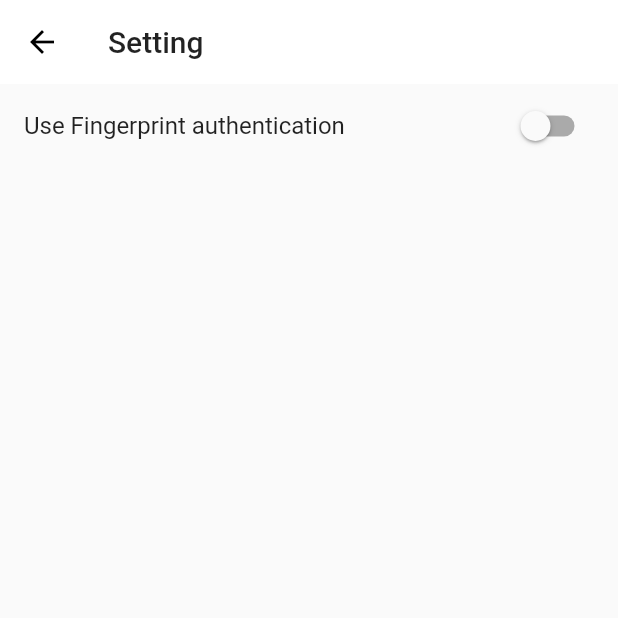
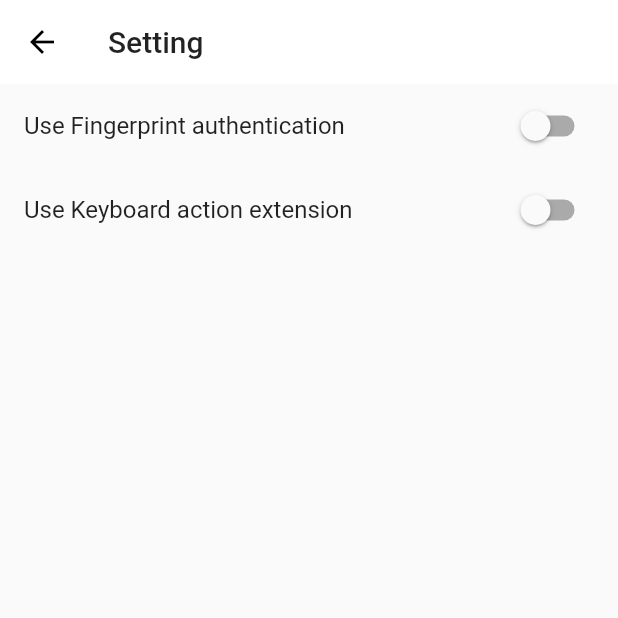
Before and after one commit to ChangJoo-Park/next_note, a Flutter app: the screen it shows after launch, after a tap on an icon or button, on a phone screen of 412 x 824 dp, the top half of it. Run offline on Flutter 3.47's test engine with Material 2 defaults, Android fonts, the phone set to English and light mode, and no system bars; our stand-ins replace auto_animated, date_format, double_back_to_close_app, equatable, flutter_markdown, font_awesome_flutter and 9 more; missing offline and left inert: dotenv, keyboard_visibility; accounts and stored records are empty; project files that could hold a hidden picture were left out.

Commit message:
Add keyboard action setting

```diff
--- a/lib/views/setting/setting_mobile.dart
+++ b/lib/views/setting/setting_mobile.dart
@@ -17,6 +17,7 @@ class __SettingMobileState extends State<_SettingMobile> {
   List<BiometricType> _availableBiometrics;
   String _authorized = 'Not Authorized';
   bool _isAuthenticating = false;
+  bool _keyboardAction = false;
 
   Future<void> _checkBiometrics() async {
     bool canCheckBiometrics;
@@ -116,6 +117,23 @@ class __SettingMobileState extends State<_SettingMobile> {
                 },
               ),
             ),
+            ListTile(
+              onTap: () async {
+                setState(() {
+                  _keyboardAction = !_keyboardAction;
+                });
+              },
+              title: Text('Use Keyboard action extension'),
+              trailing: Switch(
+                value: _keyboardAction,
+                onChanged: (bool value) async {
+                  setState(() {
+                    _keyboardAction = value;
+                  });
+                },
+              ),
+            ),
+            ListTile(),
           ],
         ),
       ),
```
